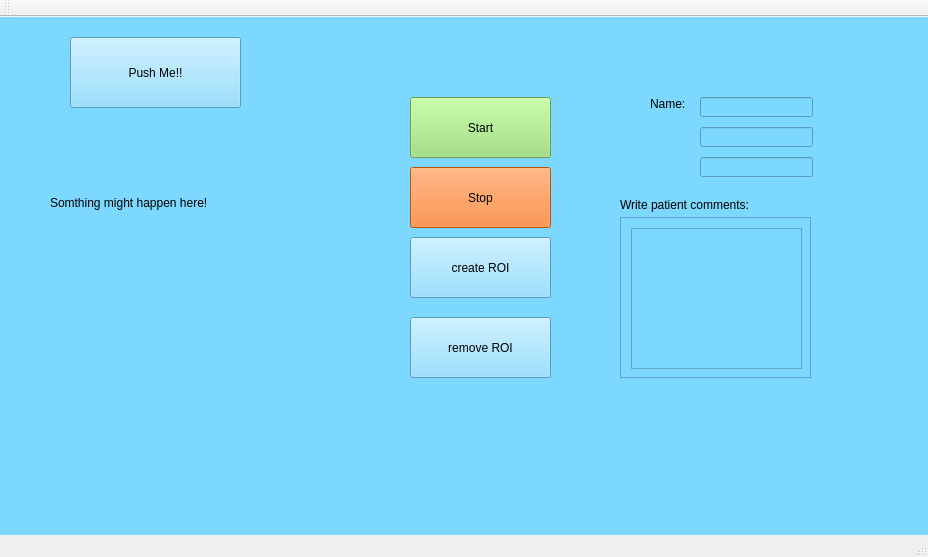
Above: LSI Project GUI/LSI Project GUI/LSIProjectGUI.ui from Fridanylund/LSI before the change. Below: the same form after it.
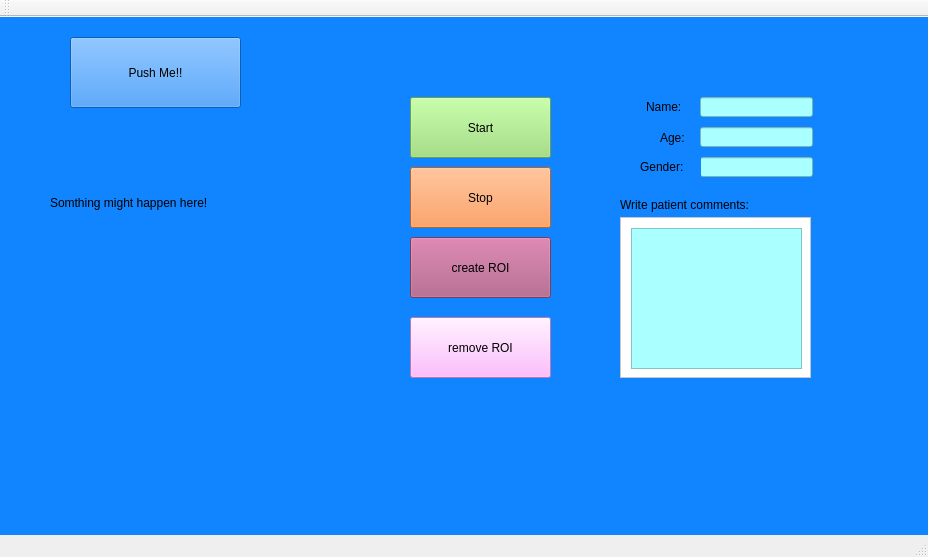
That is the form after the change.

The edit to the form file:
```diff
--- a/LSI Project GUI/LSI Project GUI/LSIProjectGUI.ui
+++ b/LSI Project GUI/LSI Project GUI/LSIProjectGUI.ui
@@ -15,7 +15,7 @@
   </property>
   <widget class="QWidget" name="centralWidget">
    <property name="styleSheet">
-    <string notr="true">background-color: rgb(125, 216, 255);</string>
+    <string notr="true">background-color: rgb(17, 132, 255);</string>
    </property>
    <widget class="QPushButton" name="pushButton">
     <property name="geometry">
@@ -86,7 +86,8 @@
      </rect>
     </property>
     <property name="styleSheet">
-     <string notr="true">background-color: rgb(255, 117, 19);</string>
+     <string notr="true">background-color: rgb(255, 137, 58);
+font: 75 11pt &quot;Segoe UI Light&quot;;</string>
     </property>
     <property name="text">
      <string>Stop</string>
@@ -101,6 +102,10 @@
       <height>61</height>
      </rect>
     </property>
+    <property name="styleSheet">
+     <string notr="true">background-color: rgb(170, 85, 127);
+font: 75 11pt &quot;Segoe UI Light&quot;;</string>
+    </property>
     <property name="text">
      <string>create ROI</string>
     </property>
@@ -114,6 +119,10 @@
       <height>61</height>
      </rect>
     </property>
+    <property name="styleSheet">
+     <string notr="true">background-color: rgb(255, 170, 255);
+font: 75 11pt &quot;Segoe UI Light&quot;;</string>
+    </property>
     <property name="text">
      <string>remove ROI</string>
     </property>
@@ -127,6 +136,9 @@
       <height>161</height>
      </rect>
     </property>
+    <property name="styleSheet">
+     <string notr="true">background-color: rgb(255, 255, 255);</string>
+    </property>
     <property name="widgetResizable">
      <bool>true</bool>
     </property>
@@ -148,6 +160,9 @@
         <height>141</height>
        </rect>
       </property>
+      <property name="styleSheet">
+       <string notr="true">background-color: rgb(170, 255, 255);</string>
+      </property>
      </widget>
     </widget>
    </widget>
@@ -156,10 +171,13 @@
      <rect>
       <x>620</x>
       <y>180</y>
-      <width>151</width>
+      <width>191</width>
       <height>16</height>
      </rect>
     </property>
+    <property name="styleSheet">
+     <string notr="true">font: 75 13pt &quot;Segoe UI Light&quot;;</string>
+    </property>
     <property name="text">
      <string>Write patient comments:</string>
     </property>
@@ -173,6 +191,9 @@
       <height>20</height>
      </rect>
     </property>
+    <property name="styleSheet">
+     <string notr="true">background-color: rgb(170, 255, 255);</string>
+    </property>
    </widget>
    <widget class="QLineEdit" name="patientAge">
     <property name="geometry">
@@ -183,6 +204,9 @@
       <height>20</height>
      </rect>
     </property>
+    <property name="styleSheet">
+     <string notr="true">background-color: rgb(170, 255, 255);</string>
+    </property>
    </widget>
    <widget class="QLineEdit" name="PatientGender">
     <property name="geometry">
@@ -193,20 +217,58 @@
       <height>20</height>
      </rect>
     </property>
+    <property name="styleSheet">
+     <string notr="true">background-color: rgb(170, 255, 255);</string>
+    </property>
    </widget>
    <widget class="QLabel" name="nameLabel">
     <property name="geometry">
      <rect>
-      <x>650</x>
+      <x>646</x>
       <y>80</y>
-      <width>47</width>
-      <height>13</height>
+      <width>51</width>
+      <height>20</height>
      </rect>
     </property>
+    <property name="styleSheet">
+     <string notr="true">font: 75 12pt &quot;Segoe UI Light&quot;;</string>
+    </property>
     <property name="text">
      <string>Name:</string>
     </property>
    </widget>
+   <widget class="QLabel" name="label">
+    <property name="geometry">
+     <rect>
+      <x>660</x>
+      <y>110</y>
+      <width>31</width>
+      <height>21</height>
+     </rect>
+    </property>
+    <property name="styleSheet">
+     <string notr="true">font: 75 12pt &quot;Segoe UI Light&quot;;</string>
+    </property>
+    <property name="text">
+     <string>Age:</string>
+    </property>
+   </widget>
+   <widget class="QLabel" name="label_3">
+    <property name="geometry">
+     <rect>
+      <x>640</x>
+      <y>140</y>
+      <width>61</width>
+      <height>20</height>
+     </rect>
+    </property>
+    <property name="styleSheet">
+     <string notr="true">font: 75 12pt &quot;Segoe UI Light&quot;;</string>
+    </property>
+    <property name="text">
+     <string>Gender:</string>
+    </property>
+   </widget>
   </widget>
   <widget class="QMenuBar" name="menuBar">
    <property name="geometry">
```
